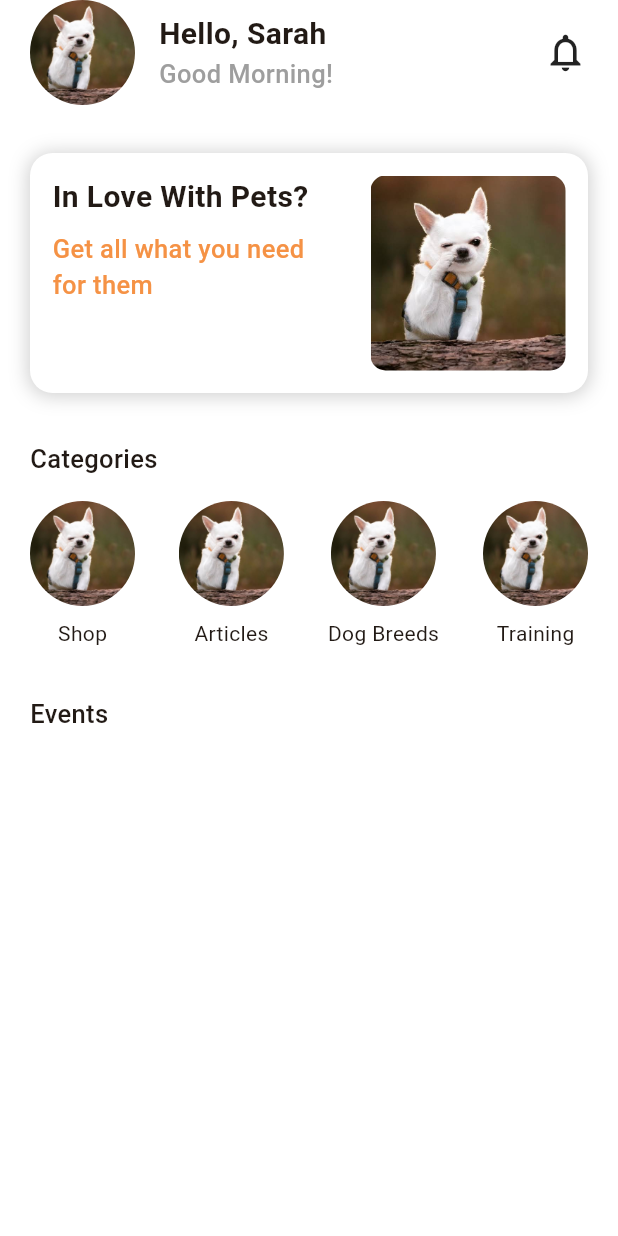
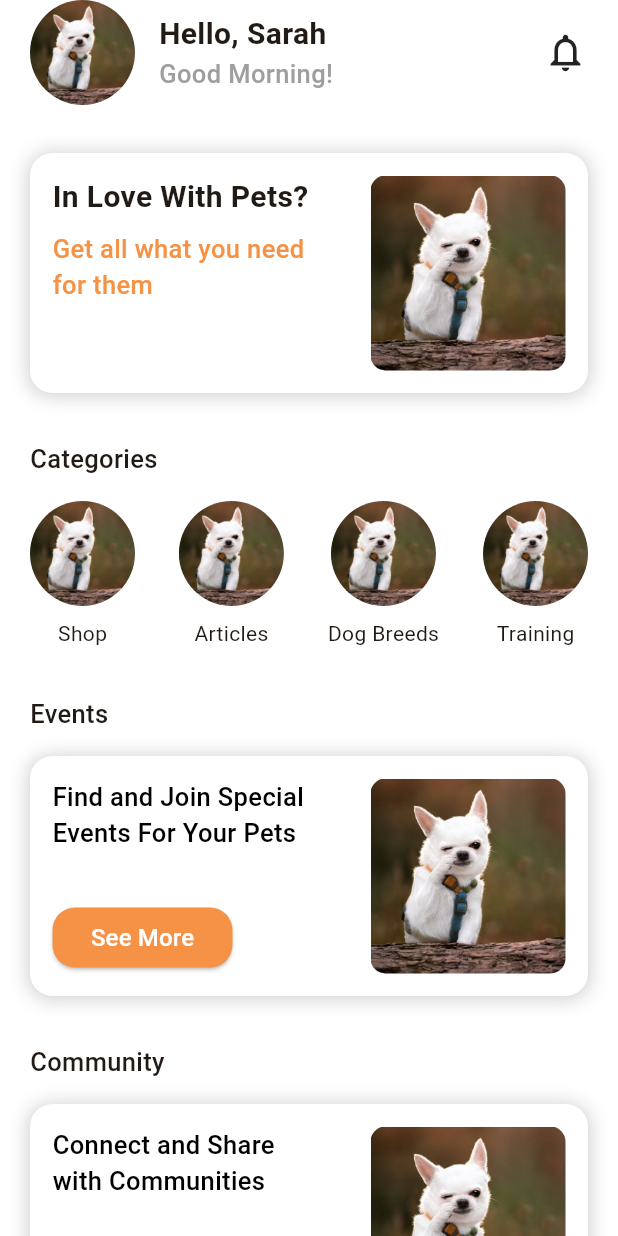
Before and after one commit to Navindu-Ashen/pet-guardian, a Flutter app: the HomeScreen screen opened directly, on a phone screen of 412 x 824 dp. Run offline on Flutter 3.47's test engine with Material 3 defaults, Android fonts, the phone set to English and light mode, and no system bars; our stand-ins replace convex_bottom_bar, firebase_core; accounts and stored records are empty.

Commit message:
feat(navigation): implement bottom navigation and add shop and profile screens

```diff
--- a/lib/main.dart
+++ b/lib/main.dart
@@ -1,6 +1,7 @@
 import 'package:flutter/material.dart';
 import 'package:firebase_core/firebase_core.dart';
 import 'package:pet_guardian/screens/authentication/login.dart';
+import 'package:pet_guardian/screens/bottom_nav_bar.dart';
 import 'firebase_options.dart';
 
 void main() async {
@@ -24,7 +25,7 @@ class MyApp extends StatelessWidget {
         ),
         useMaterial3: true,
       ),
-      home: const LoginScreen(),
+      home: const BottomNavigationScaffold(),
     );
   }
 }
--- a/lib/screens/home/home.dart
+++ b/lib/screens/home/home.dart
@@ -1,4 +1,6 @@
 import 'package:flutter/material.dart';
+import 'package:pet_guardian/widgets/categories_list.dart';
+import 'package:pet_guardian/widgets/home_card.dart';
 
 class HomeScreen extends StatefulWidget {
   const HomeScreen({super.key});
@@ -68,6 +70,7 @@ class _HomeScreenState extends State<HomeScreen> {
                     borderRadius: BorderRadius.circular(15),
                     boxShadow: [
                       BoxShadow(
+                        // ignore: deprecated_member_use
                         color: Colors.grey.withOpacity(0.5),
                         spreadRadius: 1,
                         blurRadius: 10,
@@ -130,67 +133,7 @@ class _HomeScreenState extends State<HomeScreen> {
                   ),
                 ),
                 SizedBox(height: 16),
-                Row(
-                  mainAxisAlignment: MainAxisAlignment.spaceBetween,
-                  children: [
-                    Column(
-                      children: [
-                        ClipOval(
-                          child: Image.asset(
-                            "assets/images.jpeg",
-                            width: 70,
-                            height: 70,
-                            fit: BoxFit.cover,
-                          ),
-                        ),
-                        SizedBox(height: 8),
-                        Text("Shop"),
-                      ],
-                    ),
-                    Column(
-                      children: [
-                        ClipOval(
-                          child: Image.asset(
-                            "assets/images.jpeg",
-                            width: 70,
-                            height: 70,
-                            fit: BoxFit.cover,
-                          ),
-                        ),
-                        SizedBox(height: 8),
-                        Text("Articles"),
-                      ],
-                    ),
-                    Column(
-                      children: [
-                        ClipOval(
-                          child: Image.asset(
-                            "assets/images.jpeg",
-                            width: 70,
-                            height: 70,
-                            fit: BoxFit.cover,
-                          ),
-                        ),
-                        SizedBox(height: 8),
-                        Text("Dog Breeds"),
-                      ],
-                    ),
-                    Column(
-                      children: [
-                        ClipOval(
-                          child: Image.asset(
-                            "assets/images.jpeg",
-                            width: 70,
-                            height: 70,
-                            fit: BoxFit.cover,
-                          ),
-                        ),
-                        SizedBox(height: 8),
-                        Text("Training"),
-                      ],
-                    ),
-                  ],
-                ),
+                CategoriesList(),
                 SizedBox(height: 32),
                 Text(
                   "Events",
@@ -199,6 +142,24 @@ class _HomeScreenState extends State<HomeScreen> {
                     fontWeight: FontWeight.w500,
                   ),
                 ),
+                SizedBox(height: 16),
+                HomeCard(
+                    title: 'Find and Join Special Events For Your Pets',
+                    image: 'assets/images.jpeg',
+                    onPressed: () {}),
+                SizedBox(height: 32),
+                Text(
+                  "Community",
+                  style: TextStyle(
+                    fontSize: 17,
+                    fontWeight: FontWeight.w500,
+                  ),
+                ),
+                SizedBox(height: 16),
+                HomeCard(
+                    title: 'Connect and Share with Communities',
+                    image: 'assets/images.jpeg',
+                    onPressed: () {}),
               ],
             ),
           ),
--- /dev/null
+++ b/lib/widgets/categories_list.dart
@@ -0,0 +1,96 @@
+import 'package:flutter/material.dart';
+import 'package:pet_guardian/screens/home/shop.dart';
+
+class CategoriesList extends StatelessWidget {
+  const CategoriesList({super.key});
+
+  @override
+  Widget build(BuildContext context) {
+    return Row(
+      mainAxisAlignment: MainAxisAlignment.spaceBetween,
+      children: [
+        GestureDetector(
+          onTap: () {
+            Navigator.push(
+              context,
+              MaterialPageRoute(
+                builder: (context) => Shop(),
+              ),
+            );
+          },
+          child: Column(
+            children: [
+              ClipOval(
+                child: Image.asset(
+                  "assets/images.jpeg",
+                  width: 70,
+                  height: 70,
+                  fit: BoxFit.cover,
+                ),
+              ),
+              SizedBox(height: 8),
+              Text("Shop"),
+            ],
+          ),
+        ),
+        GestureDetector(
+          onTap: () {
+            // Navigate to articles screen
+          },
+          child: Column(
+            children: [
+              ClipOval(
+                child: Image.asset(
+                  "assets/images.jpeg",
+                  width: 70,
+                  height: 70,
+                  fit: BoxFit.cover,
+                ),
+              ),
+              SizedBox(height: 8),
+              Text("Articles"),
+            ],
+          ),
+        ),
+        GestureDetector(
+          onTap: () {
+            // Navigate to dog breeds screen
+          },
+          child: Column(
+            children: [
+              ClipOval(
+                child: Image.asset(
+                  "assets/images.jpeg",
+                  width: 70,
+                  height: 70,
+                  fit: BoxFit.cover,
+                ),
+              ),
+              SizedBox(height: 8),
+              Text("Dog Breeds"),
+            ],
+          ),
+        ),
+        GestureDetector(
+          onTap: () {
+            // Navigate to training screen
+          },
+          child: Column(
+            children: [
+              ClipOval(
+                child: Image.asset(
+                  "assets/images.jpeg",
+                  width: 70,
+                  height: 70,
+                  fit: BoxFit.cover,
+                ),
+              ),
+              SizedBox(height: 8),
+              Text("Training"),
+            ],
+          ),
+        ),
+      ],
+    );
+  }
+}
--- /dev/null
+++ b/lib/widgets/home_card.dart
@@ -0,0 +1,88 @@
+import 'package:flutter/material.dart';
+
+class HomeCard extends StatelessWidget {
+  const HomeCard({
+    super.key,
+    required this.title,
+    required this.image,
+    required this.onPressed,
+  });
+
+  final String title;
+  final String image;
+  final VoidCallback onPressed;
+
+  @override
+  Widget build(BuildContext context) {
+    return Container(
+      height: 160,
+      width: double.infinity,
+      decoration: BoxDecoration(
+        color: Colors.white,
+        borderRadius: BorderRadius.circular(15),
+        boxShadow: [
+          BoxShadow(
+            color: Colors.grey.withOpacity(0.5),
+            spreadRadius: 1,
+            blurRadius: 10,
+            offset: Offset(0, 1),
+          ),
+        ],
+      ),
+      child: Padding(
+        padding: const EdgeInsets.all(15.0),
+        child: Row(
+          crossAxisAlignment: CrossAxisAlignment.start,
+          mainAxisAlignment: MainAxisAlignment.spaceBetween,
+          children: [
+            Column(
+              mainAxisAlignment: MainAxisAlignment.spaceBetween,
+              crossAxisAlignment: CrossAxisAlignment.start,
+              children: [
+                SizedBox(
+                  width: 180,
+                  child: Text(
+                    title,
+                    style: TextStyle(
+                      fontSize: 17,
+                      fontWeight: FontWeight.w500,
+                      color: Colors.black,
+                    ),
+                    overflow: TextOverflow.ellipsis,
+                    maxLines: 2,
+                  ),
+                ),
+                ElevatedButton(
+                  onPressed: onPressed,
+                  style: ElevatedButton.styleFrom(
+                    foregroundColor: Colors.white,
+                    fixedSize: Size(120, 30),
+                    backgroundColor: Color.fromARGB(255, 245, 146, 69),
+                    shape: RoundedRectangleBorder(
+                      borderRadius: BorderRadius.circular(15),
+                    ),
+                  ),
+                  child: const Text(
+                    'See More',
+                    style: TextStyle(fontSize: 16),
+                  ),
+                )
+              ],
+            ),
+            Container(
+              height: 130,
+              width: 130,
+              decoration: BoxDecoration(
+                borderRadius: BorderRadius.circular(10),
+                image: DecorationImage(
+                  image: AssetImage(image),
+                  fit: BoxFit.cover,
+                ),
+              ),
+            ),
+          ],
+        ),
+      ),
+    );
+  }
+}
--- a/pubspec.yaml
+++ b/pubspec.yaml
@@ -2,7 +2,7 @@ name: pet_guardian
 description: "A new Flutter project."
 # The following line prevents the package from being accidentally published to
 # pub.dev using `flutter pub publish`. This is preferred for private packages.
-publish_to: 'none' # Remove this line if you wish to publish to pub.dev
+publish_to: "none" # Remove this line if you wish to publish to pub.dev
 
 # The following defines the version and build number for your application.
 # A version number is three numbers separated by dots, like 1.2.43
@@ -35,6 +35,7 @@ dependencies:
   # Use with the CupertinoIcons class for iOS style icons.
   cupertino_icons: ^1.0.8
   firebase_core: ^3.12.1
+  convex_bottom_bar: ^3.2.0
 
 dev_dependencies:
   flutter_test:
@@ -52,7 +53,6 @@ dev_dependencies:
 
 # The following section is specific to Flutter packages.
 flutter:
-
   # The following line ensures that the Material Icons font is
   # included with your application, so that you can use the icons in
   # the material Icons class.
```
Also changed, not shown: lib/screens/bottom_nav_bar.dart (added, +49 -0 lines), lib/screens/home/profile.dart (added, +20 -0 lines), lib/screens/home/shop.dart (added, +20 -0 lines), pubspec.lock, 4 other files.
